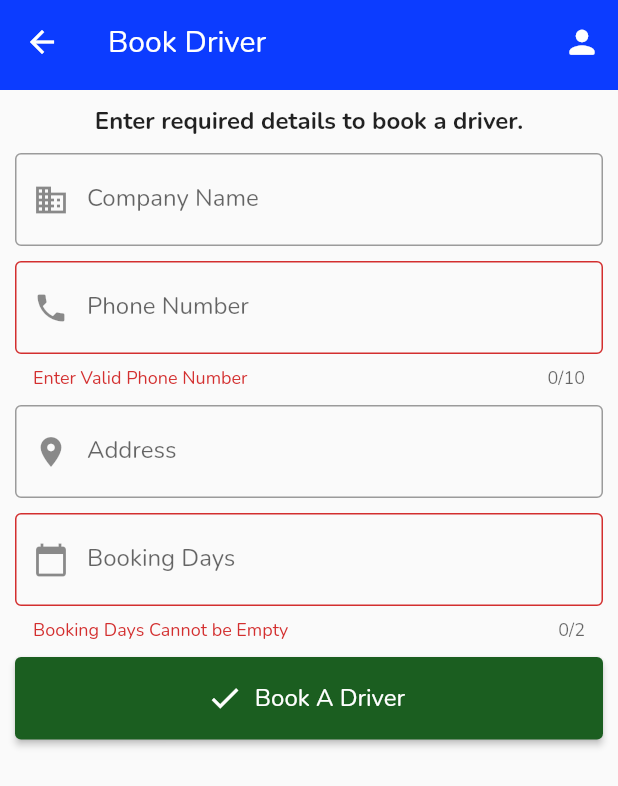
After one commit to kafle1/hamro-yatayat, a Flutter app: the BookDriver screen opened by its route, after a tap on "Book A Driver", on a phone screen of 412 x 824 dp. The commit adds this screen. Shown: the top 786 px of the screen. Run offline on Flutter 3.47's test engine with Material 2 defaults, Android fonts, the phone set to English and light mode, and no system bars; our stand-ins replace carousel_pro_nullsafety, cloud_firestore, connectivity, firebase_auth, firebase_core, firebase_messaging and 8 more; missing offline and left inert: dart:ffi, nepali_date_picker, nepali_utils, syncfusion_flutter_pdf; accounts and stored records are empty.

Commit message:
Add Book Driver Option

```diff
--- a/lib/components/yatayatDrawer.dart
+++ b/lib/components/yatayatDrawer.dart
@@ -44,7 +44,7 @@ class _YatayatDrawerState extends State<YatayatDrawer> {
           ),
           DrawerListBuilder(
             icon: Icons.message,
-            title: 'Contact / Feedback',
+            title: 'Message / Feedback',
             onClick: () => {
               Navigator.pop(context),
               Navigator.pushNamed(context, FeedbackContact.id)
--- a/lib/main.dart
+++ b/lib/main.dart
@@ -6,6 +6,7 @@ import 'package:get_storage/get_storage.dart';
 import 'package:yatayat/components/vehicles.dart';
 import 'package:yatayat/lang/localization_service.dart';
 import 'package:yatayat/screens/auth/phone_authtication.dart';
+import 'package:yatayat/screens/booking/book_driver.screen.dart';
 import 'package:yatayat/screens/booking/bookingDetails/booking_details_screen.dart';
 import 'package:yatayat/screens/booking/booking_price_check.dart';
 import 'package:yatayat/screens/booking/booking_success_screen.dart';
@@ -68,6 +69,7 @@ class _YatayatState extends State<Yatayat> {
         Offline.id: (context) => Offline(),
         FeedbackContact.id: (context) => FeedbackContact(),
         PaymentMethod.id: (context) => PaymentMethod(),
+        BookDriver.id: (context) => BookDriver(),
       },
       debugShowCheckedModeBanner: false,
     );
--- /dev/null
+++ b/lib/screens/booking/book_driver.screen.dart
@@ -0,0 +1,188 @@
+import 'package:flutter/material.dart';
+import 'package:yatayat/components/appbar.dart';
+import 'package:get/get.dart';
+import 'package:yatayat/components/snackbar.dart';
+import 'package:yatayat/services/database.dart';
+import 'package:yatayat/shared/constants.dart';
+
+class BookDriver extends StatefulWidget {
+  const BookDriver({Key? key}) : super(key: key);
+
+  static const id = 'bookDriver';
+
+  @override
+  _BookDriverState createState() => _BookDriverState();
+}
+
+class _BookDriverState extends State<BookDriver> {
+  final TextEditingController _companyNameCtrl = TextEditingController();
+  final TextEditingController _companyAddressCtrl = TextEditingController();
+  final TextEditingController _companyNumberCtrl = TextEditingController();
+  final TextEditingController _bookingDaysCtrl = TextEditingController();
+
+  final _formKey = GlobalKey<FormState>();
+  final _formKey2 = GlobalKey<FormState>();
+  final _formKey3 = GlobalKey<FormState>();
+  final _formKey4 = GlobalKey<FormState>();
+
+  String? _numberError;
+  String? _bookingDaysError;
+
+  bool showSpinner = false;
+
+  @override
+  Widget build(BuildContext context) {
+    return showSpinner
+        ? Center(
+            child: CircularProgressIndicator(
+              color: kThemeColor,
+              backgroundColor: Colors.white,
+            ),
+          )
+        : Scaffold(
+            appBar: YatayatAppbar(
+              height: 60,
+              title: Text('Book Driver'),
+            ),
+            body: SingleChildScrollView(
+              child: Padding(
+                padding: const EdgeInsets.all(10.0),
+                child: Column(
+                  children: [
+                    Text(
+                      'Enter required details to book a driver.',
+                      style:
+                          TextStyle(fontWeight: FontWeight.bold, fontSize: 16),
+                    ),
+                    SizedBox(
+                      height: 10,
+                    ),
+                    Form(
+                      key: _formKey,
+                      child: TextField(
+                        controller: _companyNameCtrl,
+                        decoration: InputDecoration(
+                          hintText: 'Enter Company Name'.tr,
+                          labelText: 'Company Name',
+                          errorMaxLines: 3,
+                          border: OutlineInputBorder(),
+                          prefixIcon: Icon(Icons.business),
+                        ),
+                      ),
+                    ),
+                    SizedBox(
+                      height: 10,
+                    ),
+                    Form(
+                      key: _formKey2,
+                      child: TextField(
+                        controller: _companyNumberCtrl,
+                        keyboardType: TextInputType.number,
+                        decoration: InputDecoration(
+                          hintText: 'Enter Your Phone Number'.tr,
+                          labelText: 'Phone Number',
+                          errorText: _numberError,
+                          errorMaxLines: 3,
+                          border: OutlineInputBorder(),
+                          prefixIcon: Icon(Icons.phone),
+                        ),
+                        maxLength: 10,
+                      ),
+                    ),
+                    SizedBox(
+                      height: 10,
+                    ),
+                    Form(
+                      key: _formKey3,
+                      child: TextField(
+                        controller: _companyAddressCtrl,
+                        decoration: InputDecoration(
+                          hintText: 'Enter Company\'s Address'.tr,
+                          labelText: 'Address',
+                          border: OutlineInputBorder(),
+                          prefixIcon: Icon(Icons.place),
+                        ),
+                      ),
+                    ),
+                    SizedBox(
+                      height: 10,
+                    ),
+                    Form(
+                      key: _formKey4,
+                      child: TextField(
+                        keyboardType: TextInputType.number,
+                        controller: _bookingDaysCtrl,
+                        decoration: InputDecoration(
+                          hintText: 'Enter Number of Booking Days'.tr,
+                          labelText: 'Booking Days',
+                          errorMaxLines: 3,
+                          errorText: _bookingDaysError,
+                          border: OutlineInputBorder(),
+                          prefixIcon: Icon(Icons.calendar_today),
+                        ),
+                        maxLength: 2,
+                      ),
+                    ),
+                    SizedBox(
+                      height: 10,
+                    ),
+                    SizedBox(
+                      width: double.infinity,
+                      height: 55,
+                      child: ElevatedButton.icon(
+                        style: ElevatedButton.styleFrom(
+                            primary: Colors.green[900]),
+                        onPressed: () {
+                          if (_companyNumberCtrl.text.isEmpty) {
+                            setState(() {
+                              _numberError = 'Enter Valid Phone Number';
+                            });
+                          } else {
+                            setState(() {
+                              _numberError = null;
+                            });
+                          }
+                          if (_bookingDaysCtrl.text.isEmpty) {
+                            setState(() {
+                              _bookingDaysError =
+                                  'Booking Days Cannot be Empty';
+                            });
+                          } else {
+                            _bookingDaysError = null;
+                          }
+                          if (_numberError == null &&
+                              _bookingDaysError == null) {
+                            //Save it to db
+                            setState(() {
+                              showSpinner = true;
+                            });
+                            Database.createDriverBooking(
+                                    name: _companyNameCtrl.text,
+                                    number: _companyNumberCtrl.text,
+                                    address: _companyAddressCtrl.text,
+                                    bookingDays: _bookingDaysCtrl.text)
+                                .then((value) {
+                              setState(() {
+                                showSpinner = false;
+                              });
+                              Navigator.pop(context);
+                              ShowSnackBar().success(
+                                  'Driver Booked Successfully. You will get a detailed call about this booking from Yatayat. Thank you for booking !!',
+                                  context);
+                            });
+                          }
+                        },
+                        icon: Icon(Icons.check),
+                        label: Text(
+                          'Book A Driver'.tr,
+                          style: TextStyle(fontSize: 16),
+                        ),
+                      ),
+                    ),
+                  ],
+                ),
+              ),
+            ),
+          );
+  }
+}
--- a/lib/screens/home/home_screen.dart
+++ b/lib/screens/home/home_screen.dart
@@ -11,6 +11,7 @@ import 'package:yatayat/components/yatayatDrawer.dart';
 import 'package:yatayat/components/yatayat_bottom_navigation.dart';
 import 'package:yatayat/lang/localization_service.dart';
 import 'package:yatayat/screens/auth/signin_screen.dart';
+import 'package:yatayat/screens/booking/book_driver.screen.dart';
 import 'package:yatayat/screens/booking/bookingDetails/booking_details_screen.dart';
 import 'package:yatayat/services/database.dart';
 import 'package:yatayat/shared/constants.dart';
@@ -239,12 +240,10 @@ class _HomePageState extends State<HomePage> {
                       booking: false,
                     ),
                     VehicleCard(
-                      iconPath: 'assets/images/icons/Carrier.png',
-                      onClick: () => {
-                        Navigator.pushNamed(context, CreateBookingScreen.id,
-                            arguments: {'vehicle': '', 'icon': ''})
-                      },
-                      lable: 'Other'.tr,
+                      iconPath: 'assets/images/icons/Driver.png',
+                      onClick: () =>
+                          {Navigator.pushNamed(context, BookDriver.id)},
+                      lable: 'Driver'.tr,
                       booking: false,
                     ),
                   ],
--- a/lib/services/database.dart
+++ b/lib/services/database.dart
@@ -211,6 +211,26 @@ class Database {
     }
   }
 
+//Create Driver Booking
+  static Future createDriverBooking(
+      {required String name,
+      required String number,
+      required String address,
+      required String bookingDays}) async {
+    try {
+      await FirebaseFirestore.instance.collection('driverBookings').add({
+        'name': name,
+        'number': number,
+        'address': address,
+        'bookingDays': bookingDays
+      });
+
+      return 'Added New Feedback Successfully';
+    } catch (e) {
+      return e;
+    }
+  }
+
   //Cancel the booking
   Future<String> cancelBooking({required String bookingDocID}) async {
     try {
```
Also changed, not shown: assets/images/icons/Driver.png (added).
